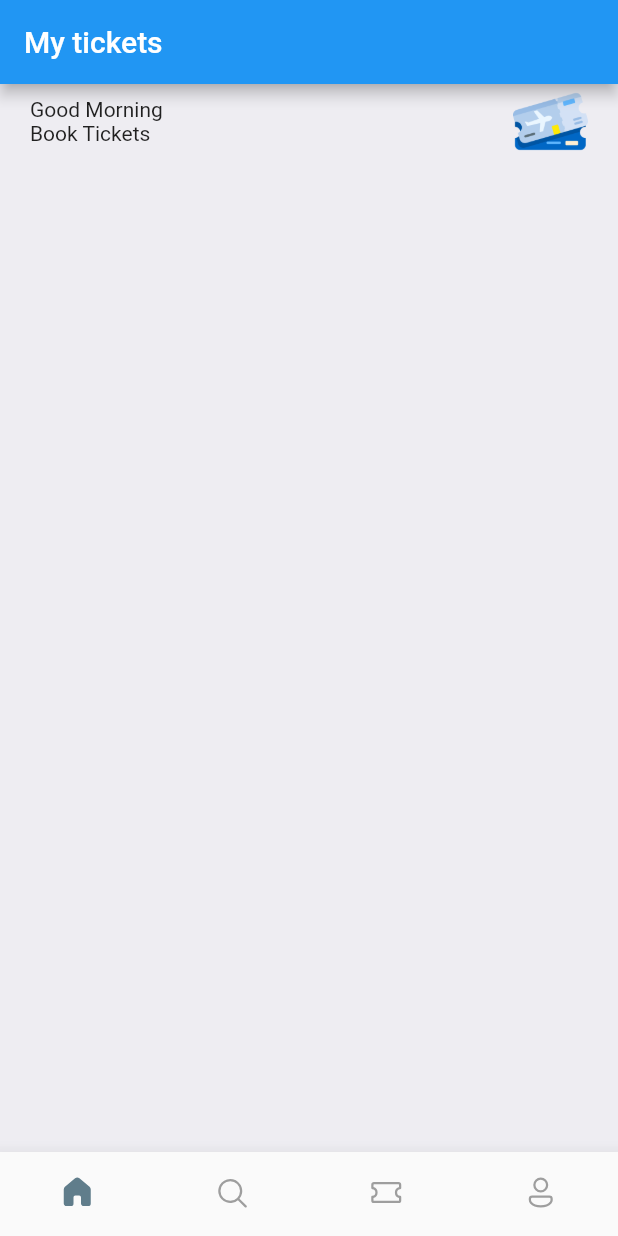
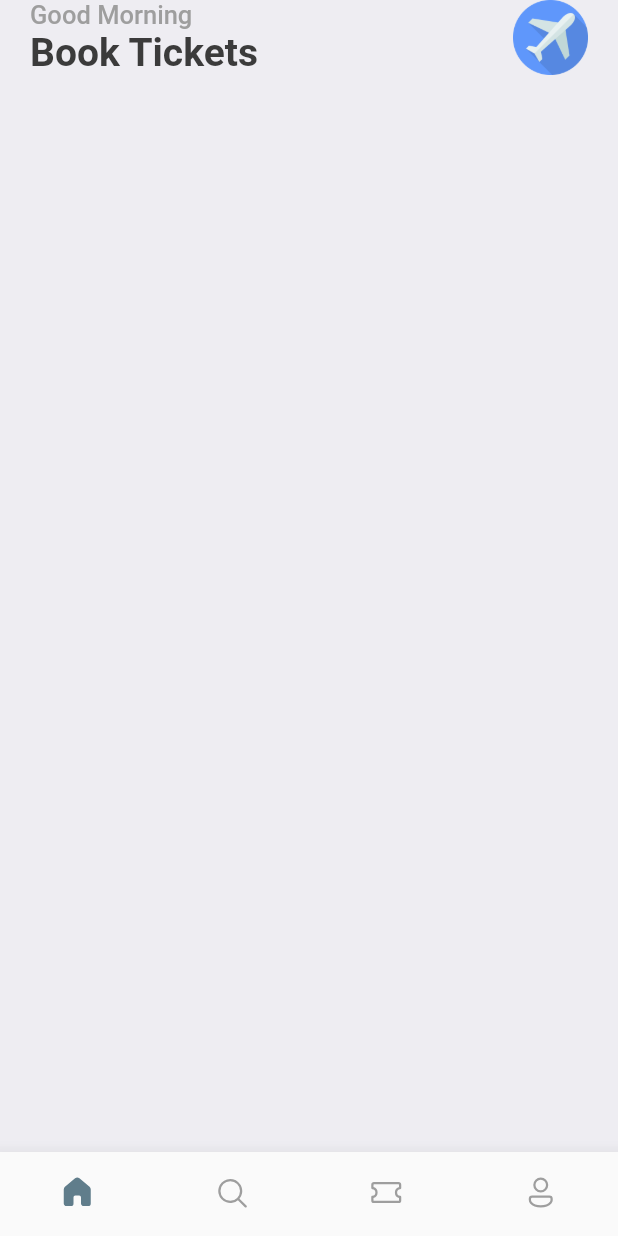
Before and after one commit to gabrieloest/booktickets, a Flutter app: the screen it shows after launch, on a phone screen of 412 x 824 dp. Run offline on Flutter 3.47's test engine with Material 2 defaults, Android fonts, the phone set to English and light mode, and no system bars; our stand-ins replace fluentui_icons.

Commit message:
Add App Styles class

```diff
--- a/lib/main.dart
+++ b/lib/main.dart
@@ -1,4 +1,5 @@
 import 'package:booktickets/screens/bottom_bar.dart';
+import 'package:booktickets/utils/app_styles.dart';
 import 'package:flutter/material.dart';
 
 void main() {
@@ -12,9 +13,10 @@ class MyApp extends StatelessWidget {
   @override
   Widget build(BuildContext context) {
     return MaterialApp(
+      debugShowCheckedModeBanner: false,
       title: 'Flutter Demo',
       theme: ThemeData(
-        primarySwatch: Colors.blue,
+        primaryColor: primary,
       ),
       home: const BottomBar(),
     );
--- a/lib/screens/bottom_bar.dart
+++ b/lib/screens/bottom_bar.dart
@@ -30,9 +30,6 @@ class _BottomBarState extends State<BottomBar> {
   @override
   Widget build(BuildContext context) {
     return Scaffold(
-      appBar: AppBar(
-        title: Text("My tickets"),
-      ),
       body: Center(child: _widgetOptions[_selectedIndex]),
       bottomNavigationBar: BottomNavigationBar(
           currentIndex: _selectedIndex,
--- a/lib/screens/home_screen.dart
+++ b/lib/screens/home_screen.dart
@@ -1,3 +1,4 @@
+import 'package:booktickets/utils/app_styles.dart';
 import 'package:flutter/material.dart';
 import 'package:flutter/src/widgets/container.dart';
 import 'package:flutter/src/widgets/framework.dart';
@@ -8,7 +9,7 @@ class HomeScreen extends StatelessWidget {
   @override
   Widget build(BuildContext context) {
     return Scaffold(
-      backgroundColor: Color(0xFFeeedf2),
+      backgroundColor: Styles.bgColor,
       body: ListView(
         children: [
           Container(
@@ -20,9 +21,15 @@ class HomeScreen extends StatelessWidget {
                   children: [
                     Column(
                       crossAxisAlignment: CrossAxisAlignment.start,
-                      children: const [
-                        Text("Good Morning"),
-                        Text("Book Tickets"),
+                      children: [
+                        Text(
+                          "Good Morning",
+                          style: Styles.headLineStyle3,
+                        ),
+                        Text(
+                          "Book Tickets",
+                          style: Styles.headLineStyle1,
+                        ),
                       ],
                     ),
                     Container(
@@ -32,8 +39,7 @@ class HomeScreen extends StatelessWidget {
                           borderRadius: BorderRadius.circular(10),
                           image: const DecorationImage(
                               fit: BoxFit.fitHeight,
-                              image: AssetImage(
-                                  "assets/images/plane_ticket.png"))),
+                              image: AssetImage("assets/images/plane.png"))),
                     )
                   ],
                 )
--- /dev/null
+++ b/lib/utils/app_styles.dart
@@ -0,0 +1,20 @@
+import 'package:flutter/material.dart';
+
+Color primary = const Color(0xFF687daf);
+
+class Styles {
+  static Color primaryColor = primary;
+  static Color textColor = const Color(0xFF3b3b3b);
+  static Color bgColor = const Color(0xFFeeedf2);
+  static Color orangeColor = const Color(0xFF526799);
+  static TextStyle textStyle =
+      TextStyle(fontSize: 16, color: textColor, fontWeight: FontWeight.w500);
+  static TextStyle headLineStyle1 =
+      TextStyle(fontSize: 26, color: textColor, fontWeight: FontWeight.bold);
+  static TextStyle headLineStyle2 =
+      TextStyle(fontSize: 21, color: textColor, fontWeight: FontWeight.bold);
+  static TextStyle headLineStyle3 = TextStyle(
+      fontSize: 17, color: Colors.grey.shade500, fontWeight: FontWeight.w500);
+  static TextStyle headLineStyle4 = TextStyle(
+      fontSize: 14, color: Colors.grey.shade500, fontWeight: FontWeight.w500);
+}
```
Also changed, not shown: assets/images/plane.png (added).
